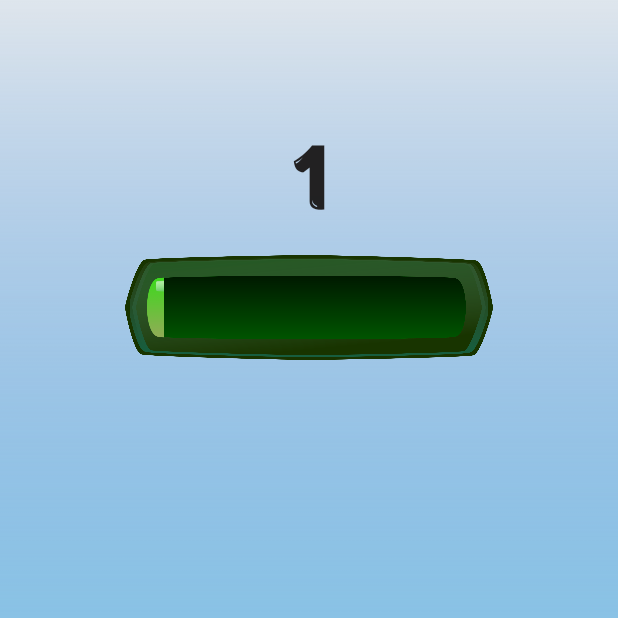
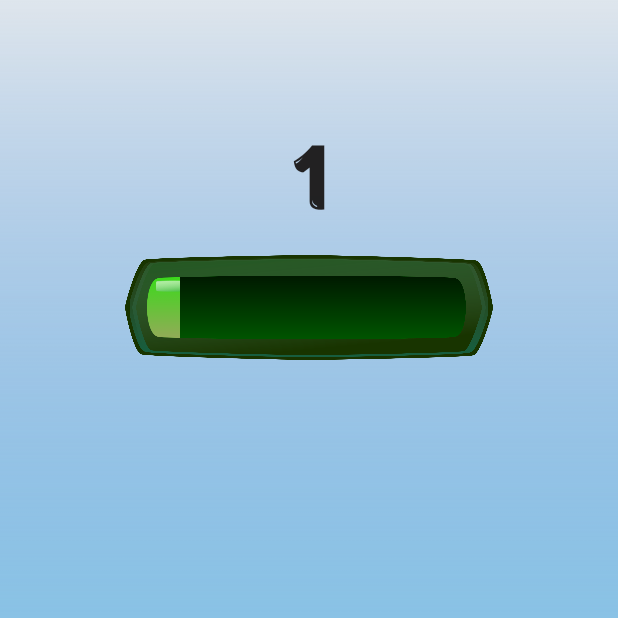
Before and after one commit to Vante3012/GenshinStepCounter, an Android app: the screen it shows after launch (MainActivity), after a tap on "FAKESTEP", on a phone screen of 412 x 824 dp, the top half of it. Run offline under Robolectric (Android 15) with nearby library versions, the phone set to English and light mode, and no system bars.

Commit message:
Added "QuestComplete" Activity

```diff
--- a/app/src/main/AndroidManifest.xml
+++ b/app/src/main/AndroidManifest.xml
@@ -15,6 +15,9 @@
         android:theme="@style/Theme.AetherWalker"
         tools:targetApi="34">
         <activity
+            android:name=".QuestEndScreen"
+            android:exported="false" />
+        <activity
             android:name=".ActiveQuestScreen"
             android:exported="false" />
         <activity
--- a/app/src/main/java/com/example/aether_walker/MainActivity.java
+++ b/app/src/main/java/com/example/aether_walker/MainActivity.java
@@ -3,23 +3,30 @@ package com.example.aether_walker;
 import androidx.appcompat.app.AppCompatActivity;
 
 import android.animation.ValueAnimator;
+import android.content.Intent;
 import android.os.Bundle;
 import android.hardware.Sensor;
 import android.hardware.SensorEvent;
 import android.hardware.SensorEventListener;
 import android.hardware.SensorManager;
 import android.util.Log;
+import android.view.Gravity;
+import android.view.LayoutInflater;
+import android.view.MotionEvent;
 import android.view.View;
 import android.widget.Button;
 import android.widget.ImageView;
+import android.widget.LinearLayout;
+import android.widget.PopupWindow;
 import android.widget.TextView;
 
 public class MainActivity extends AppCompatActivity implements SensorEventListener {
 
     //Declare Variables
+    public Intent QuestEndScreen;
     private SensorManager sensorManager;
     private boolean running, loggedin;
-    private float totalSteps;
+    private float totalStepsOfQuest;
     private float previousTotalSteps;
     public TextView tv_stepsTaken;
     public ImageView character_img, bckrnd_Img_stepsTaken, step_Img_Progress_Bar, step_Img_Progress_Bar_Overlay;
@@ -35,11 +42,10 @@ public class MainActivity extends AppCompatActivity implements SensorEventListen
     public int[] characterCycleArry = {R.drawable.alumine_mwalk,R.drawable.alumine_lwalk,
             R.drawable.alumine_mwalk,R.drawable.alumine_rwalk};
 
-    //Declare Methods
-
-    //Temp void method for Degub(use of fakestep)
+    //Declare Method Constructors
+    //Temp void method for Degub(use of fakestep & Temp Sensor stepmethod)
     public void debugSenseSteps(){
-        totalSteps++;
+        totalStepsOfQuest++;
 
         //temp block of code to cycle through debugCharacterImgIndxCycler
         if (debugCharacterImgIndxCycler < 3){
@@ -48,17 +54,48 @@ public class MainActivity extends AppCompatActivity implements SensorEventListen
             debugCharacterImgIndxCycler = 0;
         }
 
-        currentStep = Math.round(totalSteps);
+        currentStep = Math.round(totalStepsOfQuest);
         previousStep = currentStep-1;
 
         Log.i("STEPLOG", runCounterAnim());
-        int questBarprog = (Math.round((totalSteps/debugQuestSteps)*10000));   // pct goes from 0 to 100
+        int questBarprog = (Math.round((totalStepsOfQuest /debugQuestSteps)*10000));   // pct goes from 0 to 100
         step_Img_Progress_Bar_Overlay.getBackground().setLevel(questBarprog);
         Log.d("DATAOFBARPROG", Integer.toString(questBarprog));
 
         character_img.setImageResource(characterCycleArry[debugCharacterImgIndxCycler]);
         Log.d("DATAOFCHARECTERCYCLE", Integer.toString(debugCharacterImgIndxCycler));
+
+        if(debugQuestSteps==totalStepsOfQuest){
+            popupQuestComplete();
+        }
     };
+
+    //This method allows a popup window upon quest completion
+    public void popupQuestComplete() {
+
+        // Inflate the layout of the popup window
+        LayoutInflater inflater = (LayoutInflater)getSystemService(LAYOUT_INFLATER_SERVICE);
+        View popupView = inflater.inflate(R.layout.quest_sucess_popup, null);
+
+        // create the popup window
+        int width = LinearLayout.LayoutParams.WRAP_CONTENT;
+        int height = LinearLayout.LayoutParams.WRAP_CONTENT;
+        boolean focusable = true; // lets taps outside the popup also dismiss it
+        final PopupWindow popupWindow = new PopupWindow(popupView, width, height, focusable);
+
+        // show the popup window in this view
+        popupWindow.showAtLocation(findViewById(android.R.id.content).getRootView(), Gravity.CENTER, 0, 0);
+
+        // dismiss the popup window when screen is touched
+        popupView.setOnTouchListener(new View.OnTouchListener() {
+            @Override
+            public boolean onTouch(View v, MotionEvent event) {
+                popupWindow.dismiss();
+                MainActivity.this.startActivity(QuestEndScreen);
+                return true;
+            }
+        });
+    }
 
 
     //This method runs the counter animation when totalSteps is updated
@@ -80,6 +117,25 @@ public class MainActivity extends AppCompatActivity implements SensorEventListen
         return LogString;
     }
 
+    //Adds a step whenever stepDetectorSensor is activated
+    @Override
+    public void onSensorChanged(SensorEvent sensorEvent) {
+        if (sensorEvent.sensor.getType() == Sensor.TYPE_STEP_DETECTOR) {
+            debugSenseSteps();
+        }
+    }
+
+    @Override
+    public void onAccuracyChanged(Sensor sensor, int accuracy) {
+
+    }
+
+    //Resumes step counter if sensor is on phone
+    protected void onResume() {
+        super.onResume();
+        this.running = true;
+    }
+
     //OnCreate Method
     @Override
     protected void onCreate(Bundle savedInstanceState) {
@@ -87,9 +143,12 @@ public class MainActivity extends AppCompatActivity implements SensorEventListen
         setContentView(R.layout.activity_main);
 
         //TEMP STEP PARAMS
-        totalSteps = 0;
-        debugQuestSteps = 20;
+        totalStepsOfQuest = 0;
+        debugQuestSteps = 10;
         debugCharacterImgIndxCycler = 0;
+
+        //Initialize Intent
+        QuestEndScreen = new Intent(this, QuestEndScreen.class);
 
         //Initialize Views & add Related Methods:
         step_Img_Progress_Bar_Overlay = this.findViewById(R.id.step_Img_Progress_Bar_Overlay);
@@ -122,24 +181,4 @@ public class MainActivity extends AppCompatActivity implements SensorEventListen
         });
 
     }
-
-
-    //Adds a step whenever stepDetectorSensor is activated
-    @Override
-    public void onSensorChanged(SensorEvent sensorEvent) {
-        if (sensorEvent.sensor.getType() == Sensor.TYPE_STEP_DETECTOR) {
-            debugSenseSteps();
-        }
-    }
-
-    @Override
-    public void onAccuracyChanged(Sensor sensor, int accuracy) {
-
-    }
-
-    //Resumes step counter if sensor is on phone
-    protected void onResume() {
-        super.onResume();
-        this.running = true;
-    }
 }
--- a/app/src/main/res/layout/activity_main.xml
+++ b/app/src/main/res/layout/activity_main.xml
@@ -1,6 +1,5 @@
 <?xml version="1.0" encoding="utf-8"?>
 <RelativeLayout xmlns:android="http://schemas.android.com/apk/res/android"
-    xmlns:app="http://schemas.android.com/apk/res-auto"
     android:layout_width="match_parent"
     android:layout_height="match_parent">
 
@@ -61,7 +60,7 @@
         android:layout_centerHorizontal="true"
         android:text="0"
         android:textSize="64dp"
-        android:textColor="@color/Almost_black"
+        android:textColor="@color/almost_black"
         android:fontFamily="@font/samuraiblast"
         android:layout_marginTop="90sp"/>
 
--- a/app/src/main/res/values/colors.xml
+++ b/app/src/main/res/values/colors.xml
@@ -2,5 +2,7 @@
 <resources>
     <color name="black">#FF000000</color>
     <color name="white">#FFFFFFFF</color>
-    <color name="Almost_black">#F2191717</color>
+    <color name="almost_black">#F2191717</color>
+    <color name="transparent_black">#30000000</color>
+    <color name="quest_light_gold">#68FDF38E</color>
 </resources>
```
Also changed, not shown: app/src/main/java/com/example/aether_walker/QuestEndScreen.java (added, +103 -0 lines), app/src/main/java/com/example/aether_walker/ValueCounterCall.java (added, +28 -0 lines), app/src/main/res/layout/activity_quest_end_screen.xml (added, +44 -0 lines), app/src/main/res/layout/quest_sucess_popup.xml (added, +24 -0 lines).
